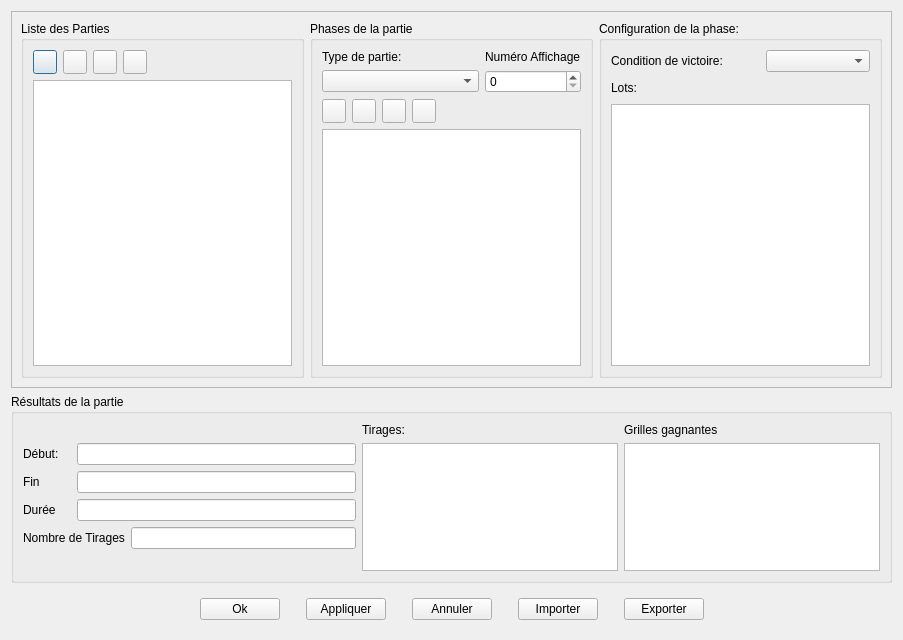
Qt form source/gui/ui/ConfigGameRounds.ui (Silmaen/EvenementLoto) before a commit.
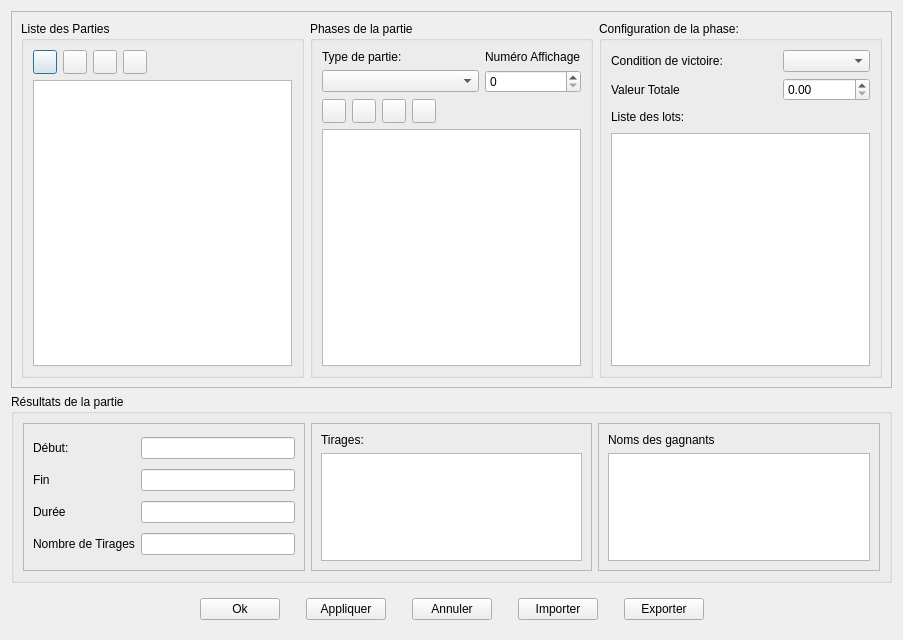
The same form after that commit. Icons and pictures are not drawn.

```diff
--- a/source/gui/ui/ConfigGameRounds.ui
+++ b/source/gui/ui/ConfigGameRounds.ui
@@ -320,17 +320,28 @@
          <string>Configuration de la phase:</string>
         </property>
         <layout class="QGridLayout" name="gridLayout_5">
-         <item row="0" column="2">
-          <widget class="QComboBox" name="SubRoundTypes"/>
-         </item>
-         <item row="2" column="0" colspan="3">
+                                 <item row="2" column="0">
+                                     <widget class="QLabel" name="label_3">
+                                         <property name="text">
+                                             <string>Liste des lots:</string>
+                                         </property>
+                                     </widget>
+                                 </item>
+                                 <item row="1" column="0">
+                                     <widget class="QLabel" name="label_11">
+                                         <property name="text">
+                                             <string>Valeur Totale</string>
+                                         </property>
+                                     </widget>
+                                 </item>
+                                 <item row="3" column="0" colspan="3">
           <widget class="QTextEdit" name="TextPrices">
            <property name="undoRedoEnabled">
             <bool>false</bool>
            </property>
           </widget>
          </item>
-         <item row="1" column="1" colspan="2">
+                                 <item row="2" column="1" colspan="2">
           <spacer name="horizontalSpacer_8">
            <property name="orientation">
             <enum>Qt::Horizontal</enum>
@@ -343,12 +354,8 @@
            </property>
           </spacer>
          </item>
-         <item row="1" column="0">
-          <widget class="QLabel" name="label_3">
-           <property name="text">
-            <string>Lots:</string>
-           </property>
-          </widget>
+                                 <item row="0" column="2">
+                                     <widget class="QComboBox" name="SubRoundTypes"/>
          </item>
          <item row="0" column="0" colspan="2">
           <widget class="QLabel" name="label_2">
@@ -357,6 +364,16 @@
            </property>
           </widget>
          </item>
+                                 <item row="1" column="2">
+                                     <widget class="QDoubleSpinBox" name="PricesValue">
+                                         <property name="maximum">
+                                             <double>99999.990000000005239</double>
+                                         </property>
+                                         <property name="stepType">
+                                             <enum>QAbstractSpinBox::AdaptiveDecimalStepType</enum>
+                                         </property>
+                                     </widget>
+                                 </item>
         </layout>
        </widget>
       </item>
@@ -374,119 +391,142 @@
      <property name="title">
       <string>Résultats de la partie</string>
      </property>
+                 <layout class="QHBoxLayout" name="horizontalLayout_2">
+                     <item>
+                         <widget class="QFrame" name="frame_2">
+                             <property name="frameShape">
+                                 <enum>QFrame::StyledPanel</enum>
+                             </property>
+                             <property name="frameShadow">
+                                 <enum>QFrame::Raised</enum>
+                             </property>
      <layout class="QGridLayout" name="gridLayout_6">
-      <item row="5" column="2">
-       <widget class="QLineEdit" name="NumberDraws">
-        <property name="maximumSize">
-         <size>
-          <width>240</width>
-          <height>16777215</height>
-         </size>
-        </property>
-        <property name="readOnly">
-         <bool>true</bool>
-        </property>
-       </widget>
-      </item>
-      <item row="6" column="2">
-       <spacer name="verticalSpacer">
-        <property name="orientation">
-         <enum>Qt::Vertical</enum>
-        </property>
-        <property name="sizeHint" stdset="0">
-         <size>
-          <width>20</width>
-          <height>40</height>
-         </size>
-        </property>
-       </spacer>
-      </item>
-      <item row="0" column="4">
-       <widget class="QLabel" name="label_9">
-        <property name="text">
-         <string>Grilles gagnantes</string>
-        </property>
-       </widget>
-      </item>
-      <item row="0" column="3">
-       <widget class="QLabel" name="label_8">
-        <property name="text">
-         <string>Tirages:</string>
-        </property>
-       </widget>
-      </item>
-      <item row="1" column="1" rowspan="2" colspan="2">
-       <widget class="QLineEdit" name="StartingDate">
-        <property name="maximumSize">
-         <size>
-          <width>300</width>
-          <height>16777215</height>
-         </size>
-        </property>
-        <property name="readOnly">
-         <bool>true</bool>
-        </property>
-       </widget>
-      </item>
-      <item row="3" column="1" colspan="2">
-       <widget class="QLineEdit" name="EndingDate">
-        <property name="maximumSize">
-         <size>
-          <width>300</width>
-          <height>16777215</height>
-         </size>
-        </property>
-        <property name="readOnly">
-         <bool>true</bool>
-        </property>
-       </widget>
-      </item>
-      <item row="4" column="1" colspan="2">
-       <widget class="QLineEdit" name="Duration">
-        <property name="maximumSize">
-         <size>
-          <width>300</width>
-          <height>16777215</height>
-         </size>
-        </property>
-       </widget>
-      </item>
-      <item row="5" column="0" colspan="2">
-       <widget class="QLabel" name="label_7">
-        <property name="text">
-         <string>Nombre de Tirages</string>
-        </property>
-       </widget>
-      </item>
-      <item row="1" column="3" rowspan="6">
-       <widget class="QTextEdit" name="TextDraws">
-        <property name="readOnly">
-         <bool>true</bool>
-        </property>
-       </widget>
-      </item>
-      <item row="1" column="0" rowspan="2">
+                                 <item row="0" column="0">
        <widget class="QLabel" name="label_4">
         <property name="text">
          <string>Début:</string>
         </property>
        </widget>
       </item>
-      <item row="3" column="0">
+                                 <item row="0" column="1">
+                                     <widget class="QLineEdit" name="StartingDate">
+                                         <property name="maximumSize">
+                                             <size>
+                                                 <width>300</width>
+                                                 <height>16777215</height>
+                                             </size>
+                                         </property>
+                                         <property name="readOnly">
+                                             <bool>true</bool>
+                                         </property>
+                                     </widget>
+                                 </item>
+                                 <item row="1" column="0">
        <widget class="QLabel" name="label_5">
         <property name="text">
          <string>Fin</string>
         </property>
        </widget>
       </item>
-      <item row="4" column="0">
+                                 <item row="1" column="1">
+                                     <widget class="QLineEdit" name="EndingDate">
+                                         <property name="maximumSize">
+                                             <size>
+                                                 <width>300</width>
+                                                 <height>16777215</height>
+                                             </size>
+                                         </property>
+                                         <property name="readOnly">
+                                             <bool>true</bool>
+                                         </property>
+                                     </widget>
+                                 </item>
+                                 <item row="2" column="0">
        <widget class="QLabel" name="label_6">
         <property name="text">
          <string>Durée</string>
         </property>
        </widget>
       </item>
-      <item row="1" column="4" rowspan="6">
+                                 <item row="2" column="1">
+                                     <widget class="QLineEdit" name="Duration">
+                                         <property name="maximumSize">
+                                             <size>
+                                                 <width>300</width>
+                                                 <height>16777215</height>
+                                             </size>
+                                         </property>
+                                         <property name="readOnly">
+                                             <bool>true</bool>
+                                         </property>
+                                     </widget>
+                                 </item>
+                                 <item row="3" column="0">
+                                     <widget class="QLabel" name="label_7">
+                                         <property name="text">
+                                             <string>Nombre de Tirages</string>
+                                         </property>
+                                     </widget>
+                                 </item>
+                                 <item row="3" column="1">
+                                     <widget class="QLineEdit" name="NumberDraws">
+                                         <property name="maximumSize">
+                                             <size>
+                                                 <width>240</width>
+                                                 <height>16777215</height>
+                                             </size>
+                                         </property>
+                                         <property name="readOnly">
+                                             <bool>true</bool>
+                                         </property>
+                                     </widget>
+                                 </item>
+                             </layout>
+                         </widget>
+                     </item>
+                     <item>
+                         <widget class="QFrame" name="frame_3">
+                             <property name="frameShape">
+                                 <enum>QFrame::StyledPanel</enum>
+                             </property>
+                             <property name="frameShadow">
+                                 <enum>QFrame::Raised</enum>
+                             </property>
+                             <layout class="QVBoxLayout" name="verticalLayout">
+                                 <item>
+                                     <widget class="QLabel" name="label_8">
+                                         <property name="text">
+                                             <string>Tirages:</string>
+                                         </property>
+                                     </widget>
+                                 </item>
+                                 <item>
+                                     <widget class="QTextEdit" name="TextDraws">
+                                         <property name="readOnly">
+                                             <bool>true</bool>
+                                         </property>
+                                     </widget>
+                                 </item>
+                             </layout>
+                         </widget>
+                     </item>
+                     <item>
+                         <widget class="QFrame" name="frame_4">
+                             <property name="frameShape">
+                                 <enum>QFrame::StyledPanel</enum>
+                             </property>
+                             <property name="frameShadow">
+                                 <enum>QFrame::Raised</enum>
+                             </property>
+                             <layout class="QVBoxLayout" name="verticalLayout_2">
+                                 <item>
+                                     <widget class="QLabel" name="label_9">
+                                         <property name="text">
+                                             <string>Noms des gagnants</string>
+                                         </property>
+                                     </widget>
+                                 </item>
+                                 <item>
        <widget class="QTextEdit" name="ListWinners">
         <property name="readOnly">
          <bool>true</bool>
@@ -496,6 +536,9 @@
      </layout>
     </widget>
    </item>
+                 </layout>
+             </widget>
+         </item>
    <item row="2" column="0">
     <widget class="QFrame" name="frame">
      <property name="sizePolicy">
```
Left out of the diff: 86 changed lines with no effect on the pictures. Lines whose indentation alone changed are shown as unchanged.
